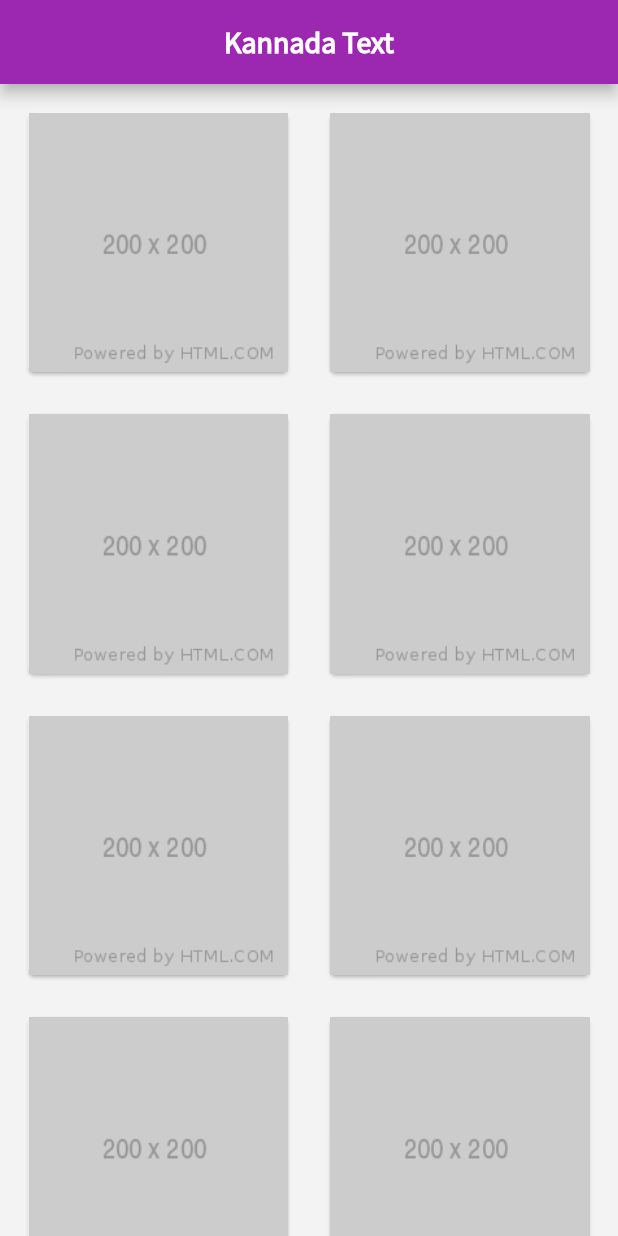
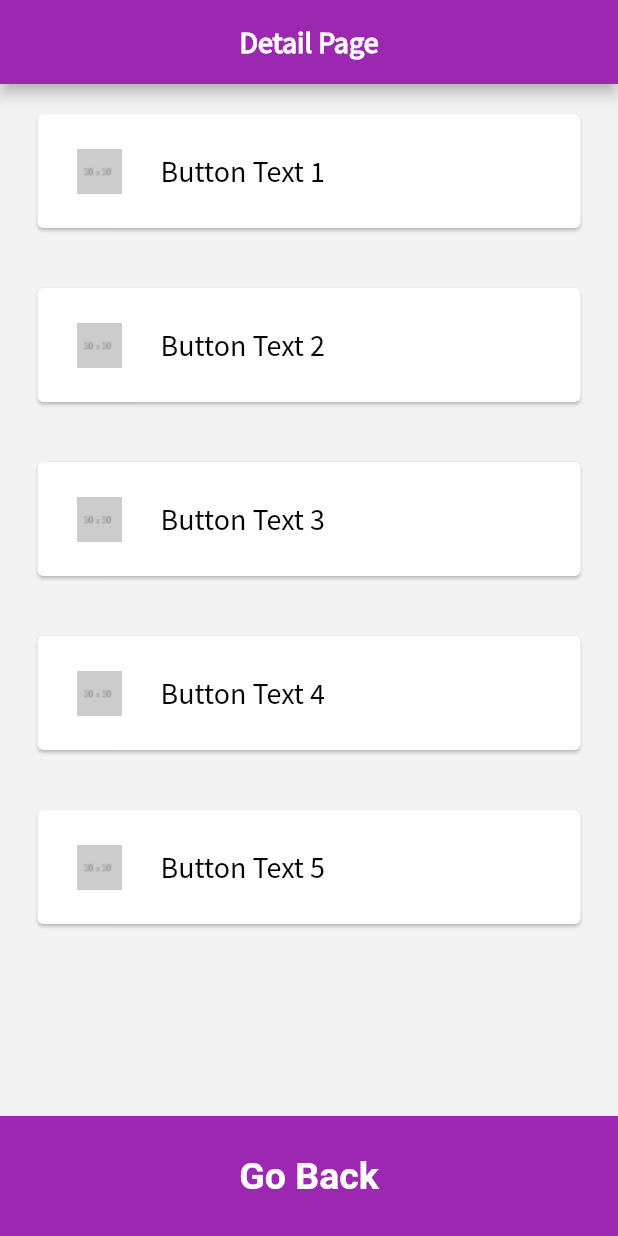
Before and after one commit to zetaverse/aac_app, a Flutter app: the screen it shows after launch, on a phone screen of 412 x 824 dp. Run offline on Flutter 3.47's test engine with Material 2 defaults, Android fonts, the phone set to English and light mode, and no system bars.

Commit message:
Adding lesson detail page

```diff
--- /dev/null
+++ b/lib/components/bottomButton.dart
@@ -0,0 +1,29 @@
+import 'package:flutter/material.dart';
+import 'constants.dart';
+
+class BottomButton extends StatelessWidget {
+
+  BottomButton({@required this.buttonText});
+
+  final String buttonText;
+
+
+  @override
+  Widget build(BuildContext context) {
+    return GestureDetector(
+      onTap: null,
+      child: Container(
+        child: Center(
+          child: Text(
+            buttonText,
+            style: kLargeButtonTextStyle,
+          ),
+        ),
+        color: Colors.purple,
+        margin: EdgeInsets.only(top: 10.0),
+        width: double.infinity,
+        height: 80.0,
+      ),
+    );
+  }
+}
--- /dev/null
+++ b/lib/components/constants.dart
@@ -0,0 +1,7 @@
+import 'package:flutter/material.dart';
+
+const kLargeButtonTextStyle = TextStyle(
+  fontSize: 25.0,
+  fontWeight: FontWeight.bold,
+  color: Colors.white,
+);
--- /dev/null
+++ b/lib/components/lessonPageButton.dart
@@ -0,0 +1,38 @@
+import 'package:flutter/material.dart';
+
+
+class LessonPageButton extends StatelessWidget {
+  LessonPageButton({this.buttonText});
+
+  final String buttonText;
+  //Add audio player named argument to initialisation
+
+  @override
+  Widget build(BuildContext context) {
+    return GestureDetector(
+      onTap: null,
+      child: Card(
+        margin: EdgeInsets.symmetric(
+          vertical: 20.0,
+          horizontal: 25.0,
+        ),
+        child: Padding(
+          padding: EdgeInsets.all(10.0),
+          child: ListTile(
+            leading: Image(
+              image: AssetImage('assets/images/placeholder30.png'),
+            ),
+            title: Text(
+              buttonText,
+              style: TextStyle(
+                  color: Colors.black,
+                  fontFamily: 'Source Sans Pro',
+                  fontWeight: FontWeight.normal,
+                  fontSize: 20.0),
+            ),
+          ),
+        ),
+      ),
+    );
+  }
+}
--- a/lib/main.dart
+++ b/lib/main.dart
@@ -1,7 +1,11 @@
 import 'package:flutter/material.dart';
 //import 'pages/langSelectionPage.dart';
-//import 'pages/enLessonPage.dart';
-import 'pages/kaLessonPage.dart';
+//import 'pages/enLessonListPage.dart';
+//import 'pages/kaLessonListPage.dart';
+import 'pages/enLessonDetailsPage.dart';
+//import 'components/constants.dart';
+//import 'components/lessonPageButton.dart';
+//import 'components/bottomButton.dart';
 
 void main() => runApp(AacApp());
 
@@ -9,7 +13,7 @@ class AacApp extends StatelessWidget {
   @override
   Widget build(BuildContext context) {
     return MaterialApp(
-      home: KaLessonPage(),
+      home: LessonDetailsPage()
     );
   }
 }
--- /dev/null
+++ b/lib/pages/enLessonDetailsPage.dart
@@ -0,0 +1,39 @@
+import 'package:flutter/material.dart';
+import 'package:aac_app/components/bottomButton.dart';
+import 'package:aac_app/components/lessonPageButton.dart';
+
+class LessonDetailsPage extends StatelessWidget {
+  @override
+  Widget build(BuildContext context) {
+    return Scaffold(
+      appBar: AppBar(
+        backgroundColor: Colors.purple,
+        title: Text(
+          "Detail Page",
+          style: TextStyle(
+            fontFamily: 'Source Sans Pro',
+            fontWeight: FontWeight.bold,
+          ),
+        ),
+        centerTitle: true,
+      ),
+      backgroundColor: Color(0xFFF3F3F3),
+      body: Column(
+        mainAxisAlignment: MainAxisAlignment.spaceBetween,
+        children: <Widget>[
+          Column(
+            mainAxisAlignment: MainAxisAlignment.start,
+            children: <Widget>[
+              LessonPageButton(buttonText: 'Button Text 1'),
+              LessonPageButton(buttonText: 'Button Text 2'),
+              LessonPageButton(buttonText: 'Button Text 3'),
+              LessonPageButton(buttonText: 'Button Text 4'),
+              LessonPageButton(buttonText: 'Button Text 5'),
+            ],
+          ),
+          BottomButton(buttonText: "Go Back"),
+        ],
+      ),
+    );
+  }
+}
--- a/lib/pages/enLessonPage.dart
+++ b/lib/pages/enLessonListPage.dart
@@ -1,7 +1,7 @@
 import 'package:flutter/material.dart';
 import 'package:aac_app/components/imageCard.dart';
 
-class EnLessonPage extends StatelessWidget {
+class EnLessonListPage extends StatelessWidget {
   @override
   Widget build(BuildContext context) {
     return Scaffold(
--- a/lib/pages/kaLessonPage.dart
+++ b/lib/pages/kaLessonListPage.dart
@@ -1,7 +1,7 @@
 import 'package:flutter/material.dart';
 import 'package:aac_app/components/imageCard.dart';
 
-class KaLessonPage extends StatelessWidget {
+class KaLessonListPage extends StatelessWidget {
   @override
   Widget build(BuildContext context) {
     return Scaffold(
```
Also changed, not shown: assets/images/placeholder30.png (added), assets/images/placeholder400.png (added).
